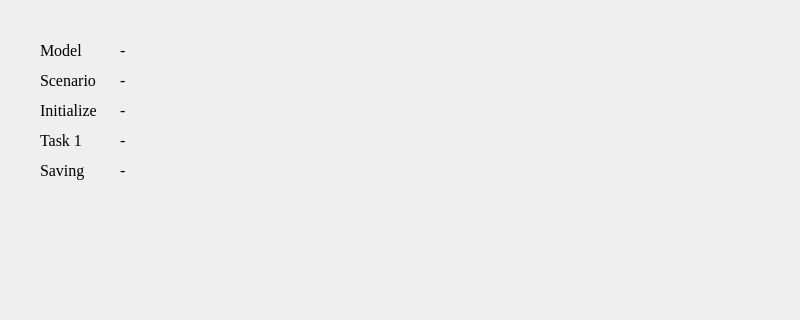
This is ui/run.ui in DenisTrputec/DynamicStabilityAssessment as Qt 5 draws it before an edit; both pictures show x 0 to 800 and y 0 to 320 of the 800 by 600 pixel window. The edited form follows.
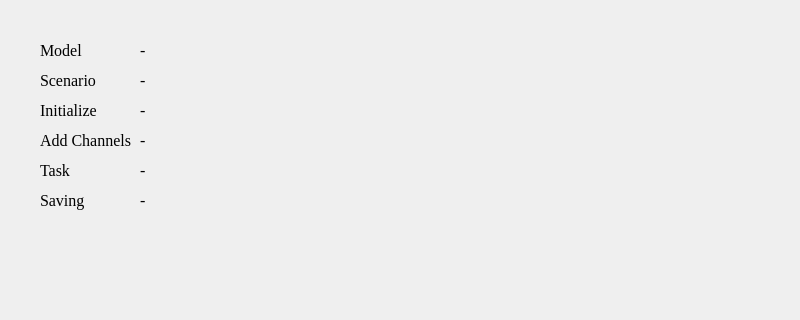
This is the edited form.

The edit to the form file:
```diff
--- a/ui/run.ui
+++ b/ui/run.ui
@@ -45,9 +45,9 @@
    <widget class="QLabel" name="lbl_initialize">
     <property name="geometry">
      <rect>
-      <x>120</x>
+      <x>140</x>
       <y>100</y>
-      <width>651</width>
+      <width>631</width>
       <height>21</height>
      </rect>
     </property>
@@ -67,9 +67,9 @@
    <widget class="QLabel" name="lbl_model">
     <property name="geometry">
      <rect>
-      <x>120</x>
+      <x>140</x>
       <y>40</y>
-      <width>651</width>
+      <width>631</width>
       <height>21</height>
      </rect>
     </property>
@@ -133,9 +133,9 @@
    <widget class="QLabel" name="lbl_scenario">
     <property name="geometry">
      <rect>
-      <x>120</x>
+      <x>140</x>
       <y>70</y>
-      <width>651</width>
+      <width>631</width>
       <height>21</height>
      </rect>
     </property>
@@ -155,9 +155,9 @@
    <widget class="QLabel" name="lbl_task">
     <property name="geometry">
      <rect>
-      <x>120</x>
-      <y>130</y>
-      <width>651</width>
+      <x>140</x>
+      <y>160</y>
+      <width>631</width>
       <height>21</height>
      </rect>
     </property>
@@ -178,7 +178,7 @@
     <property name="geometry">
      <rect>
       <x>40</x>
-      <y>130</y>
+      <y>160</y>
       <width>71</width>
       <height>21</height>
      </rect>
@@ -193,7 +193,7 @@
      <string/>
     </property>
     <property name="text">
-     <string>Task 1</string>
+     <string>Task</string>
     </property>
    </widget>
    <widget class="QPushButton" name="pb_run">
@@ -222,9 +222,9 @@
    <widget class="QLabel" name="lbl_save">
     <property name="geometry">
      <rect>
-      <x>120</x>
-      <y>160</y>
-      <width>651</width>
+      <x>140</x>
+      <y>190</y>
+      <width>631</width>
       <height>21</height>
      </rect>
     </property>
@@ -245,7 +245,7 @@
     <property name="geometry">
      <rect>
       <x>40</x>
-      <y>160</y>
+      <y>190</y>
       <width>71</width>
       <height>21</height>
      </rect>
@@ -263,6 +263,50 @@
      <string>Saving</string>
     </property>
    </widget>
+   <widget class="QLabel" name="lbl_channels">
+    <property name="geometry">
+     <rect>
+      <x>140</x>
+      <y>130</y>
+      <width>631</width>
+      <height>21</height>
+     </rect>
+    </property>
+    <property name="font">
+     <font>
+      <family>Times New Roman</family>
+      <pointsize>12</pointsize>
+     </font>
+    </property>
+    <property name="statusTip">
+     <string/>
+    </property>
+    <property name="text">
+     <string>-</string>
+    </property>
+   </widget>
+   <widget class="QLabel" name="lbl_channels_static">
+    <property name="geometry">
+     <rect>
+      <x>40</x>
+      <y>130</y>
+      <width>91</width>
+      <height>21</height>
+     </rect>
+    </property>
+    <property name="font">
+     <font>
+      <family>Times New Roman</family>
+      <pointsize>12</pointsize>
+     </font>
+    </property>
+    <property name="statusTip">
+     <string/>
+    </property>
+    <property name="text">
+     <string>Add Channels</string>
+    </property>
+   </widget>
   </widget>
   <widget class="QMenuBar" name="menubar">
    <property name="geometry">
```
